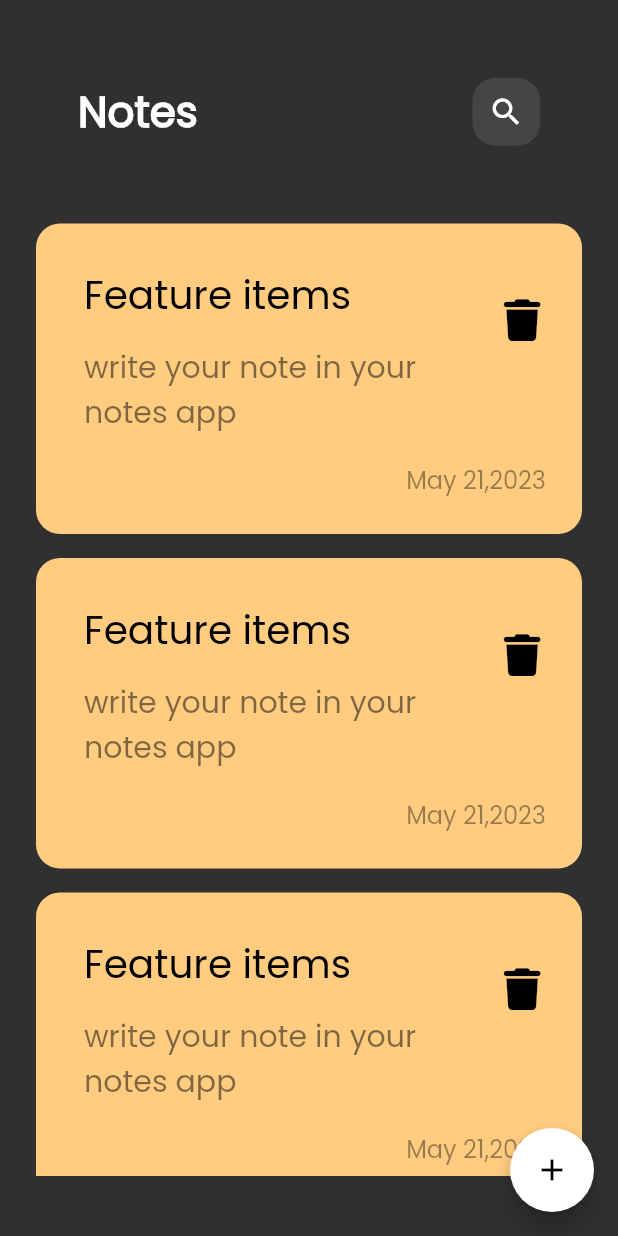
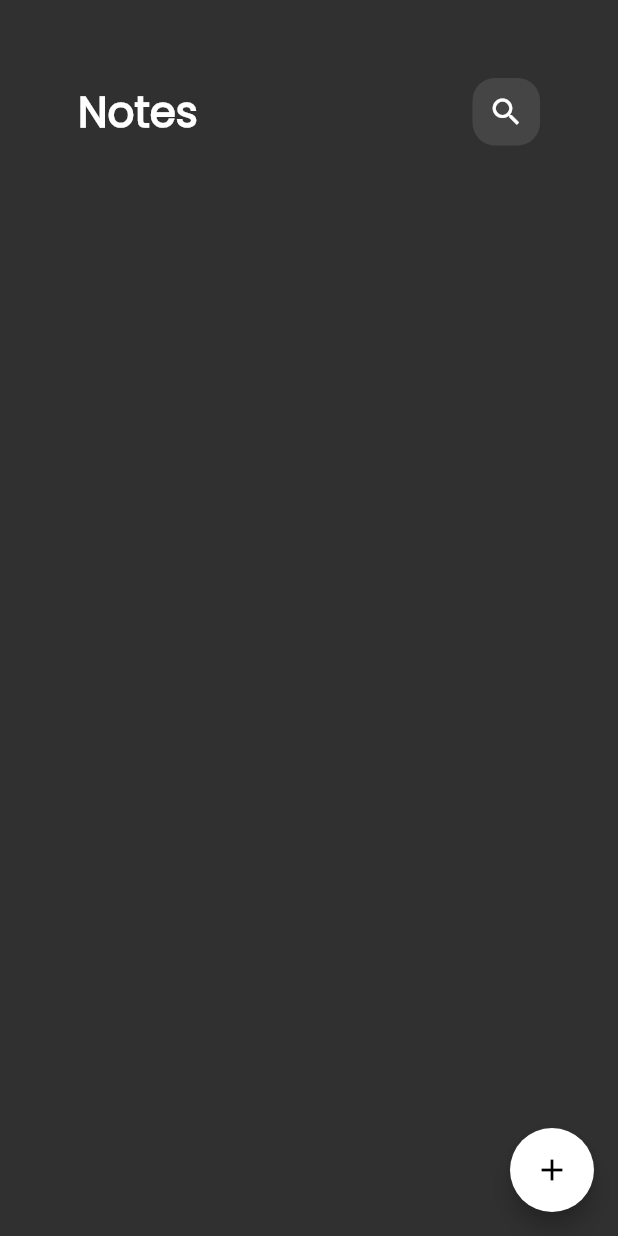
Before and after one commit to Walaahosny/notesapp, a Flutter app: the screen it shows after launch, on a phone screen of 412 x 824 dp. Run offline on Flutter 3.47's test engine with Material 2 defaults, Android fonts, the phone set to English and light mode, and no system bars; our stand-ins replace flutter_bloc, font_awesome_flutter, hive, hive_flutter, modal_progress_hud_nsn; accounts and stored records are empty.

Commit message:
27 display notes in screen

```diff
--- a/lib/cubit/read_notes_cubit/readNotesCubit.dart
+++ b/lib/cubit/read_notes_cubit/readNotesCubit.dart
@@ -7,15 +7,15 @@ import '../../constens/constes.dart';
 
 class ReadNotesCubit extends Cubit<ReadNotesStates> {
   ReadNotesCubit() : super(ReadNotesInitial());
-
+  List<NoteModel>? notes;
   ReadFeatchAllnotes() async {
-    try {
-      var notesBox = Hive.box<NoteModel>(kNotesBox);
+    //try {
+    var noteBox = Hive.box<NoteModel>(kNotesBox);
 //return data from box
-      List<NoteModel> notes = notesBox.values.toList();
-      emit(ReadNotesSuccess(notes));
-    } catch (e) {
-      emit(ReadNotesFailure(e.toString()));
-    }
+    notes = noteBox.values.toList();
+    //emit(ReadNotesSuccess(notes));
+    // } catch (e) {
+    //emit(ReadNotesFailure(e.toString()));
+    //}
   }
 }
--- a/lib/cubit/read_notes_cubit/readNotesStates.dart
+++ b/lib/cubit/read_notes_cubit/readNotesStates.dart
@@ -4,16 +4,16 @@ abstract class ReadNotesStates {}
 
 class ReadNotesInitial extends ReadNotesStates {}
 
-class ReadNotesLoading extends ReadNotesStates {}
-
-class ReadNotesSuccess extends ReadNotesStates {
-  final List<NoteModel> notes;
-
-  ReadNotesSuccess(this.notes);
-}
-
-class ReadNotesFailure extends ReadNotesStates {
-  final String errMessge;
-
-  ReadNotesFailure(this.errMessge);
-}
+// class ReadNotesLoading extends ReadNotesStates {}
+//
+// class ReadNotesSuccess extends ReadNotesStates {
+//   final List<NoteModel> notes;
+//
+//   ReadNotesSuccess(this.notes);
+// }
+//
+// class ReadNotesFailure extends ReadNotesStates {
+//   final String errMessge;
+//
+//   ReadNotesFailure(this.errMessge);
+// }
--- a/lib/views/Pages_body/body_addNote_screen.dart
+++ b/lib/views/Pages_body/body_addNote_screen.dart
@@ -5,16 +5,32 @@ import '../../cubit/read_notes_cubit/readNotesCubit.dart';
 import '../../widgets/NotesListView.dart';
 import '../../widgets/appBarForAdd-noteBody.dart';
 
-class addNotesBody extends StatelessWidget {
+class addNotesBody extends StatefulWidget {
   const addNotesBody({super.key});
 
+  @override
+  State<addNotesBody> createState() => _addNotesBodyState();
+}
+
+class _addNotesBodyState extends State<addNotesBody> {
+  @override
+  void initState() {
+    BlocProvider.of<ReadNotesCubit>(context).ReadFeatchAllnotes();
+    super.initState();
+  }
 
   @override
   Widget build(BuildContext context) {
     return const Padding(
       padding: EdgeInsets.all(24.0),
       child: Column(
-        children: [CustomAppBar(title: 'Notes', icon: Icons.search,), Expanded(child: NotesListView())],
+        children: [
+          CustomAppBar(
+            title: 'Notes',
+            icon: Icons.search,
+          ),
+          Expanded(child: NotesListView())
+        ],
       ),
     );
   }
--- a/lib/widgets/NoteItem.dart
+++ b/lib/widgets/NoteItem.dart
@@ -1,3 +1,4 @@
+import 'package:appnotess/models/notes_model.dart';
 import 'package:flutter/material.dart';
 import 'package:font_awesome_flutter/font_awesome_flutter.dart';
 
@@ -5,8 +6,8 @@ import '../views/Screens/editNotesScreen.dart';
 
 
 class NoteItem extends StatelessWidget {
-  const NoteItem({super.key});
-
+  const NoteItem({super.key, required this.note});
+final NoteModel note;
   @override
   Widget build(BuildContext context) {
     return GestureDetector(
@@ -17,18 +18,18 @@ class NoteItem extends StatelessWidget {
         padding: const EdgeInsets.only(top: 24, bottom: 24, left: 16),
         decoration: BoxDecoration(
             borderRadius: BorderRadius.circular(16),
-            color: const Color(0xffFFCC80)),
+            color:  Color(note.color)),
         child: Column(
           crossAxisAlignment: CrossAxisAlignment.end,
           children: [
             ListTile(
-              title: const Text(
-                "Feature items",
+              title:  Text(
+                "${note.title}",
                 style: TextStyle(color: Colors.black, fontSize: 26),
               ),
               subtitle: Padding(
-                padding: const EdgeInsets.only(top: 14.0, bottom: 14),
-                child: Text("write your note in your notes app",
+                padding:  EdgeInsets.only(top: 14.0, bottom: 14),
+                child: Text("${note.subtitle}",
                     style: TextStyle(
                         color: Colors.black.withOpacity(0.5), fontSize: 20)),
               ),
@@ -44,7 +45,7 @@ class NoteItem extends StatelessWidget {
             Padding(
               padding: const EdgeInsets.only(right: 24.0),
               child: Text(
-                "May 21,2023",
+                "${note.date}",
                 style:
                     TextStyle(color: Colors.black.withOpacity(0.4), fontSize: 16),
               ),
--- a/lib/widgets/NotesListView.dart
+++ b/lib/widgets/NotesListView.dart
@@ -1,4 +1,8 @@
+import 'package:appnotess/cubit/read_notes_cubit/readNotesCubit.dart';
+import 'package:appnotess/cubit/read_notes_cubit/readNotesStates.dart';
+import 'package:appnotess/models/notes_model.dart';
 import 'package:flutter/material.dart';
+import 'package:flutter_bloc/flutter_bloc.dart';
 
 import 'NoteItem.dart';
 
@@ -7,19 +11,28 @@ class NotesListView extends StatelessWidget {
 
   @override
   Widget build(BuildContext context) {
-    return Padding(
+    return BlocBuilder<ReadNotesCubit,ReadNotesStates>(
+
+      builder:(context,state) {
+        List<NoteModel>notes=BlocProvider.of<ReadNotesCubit>(context).notes ?? [];
+
+        return
+          Padding(
+
             padding: const EdgeInsets.symmetric(vertical: 16.0),
             child: ListView.builder(
               //to remove default padding of list view
               padding: EdgeInsets.zero,
+              itemCount: notes.length,
               physics: const BouncingScrollPhysics(),
               itemBuilder: (context, index) {
-          return const Padding(
+                return  Padding(
                   padding: EdgeInsets.symmetric(vertical: 8.0),
-            child: NoteItem(),
+                  child: NoteItem(note: notes[index],),
                 );
               },
             ),
           );
+      }   );
   }
 }
--- a/lib/widgets/add_note_form.dart
+++ b/lib/widgets/add_note_form.dart
@@ -1,8 +1,8 @@
 import 'package:appnotess/cubit/add_notes_cubit/add_notes_cubit.dart';
 import 'package:appnotess/cubit/add_notes_cubit/add_notes_state.dart';
-import 'package:appnotess/views/Screens/addNoteScreen.dart';
 import 'package:flutter/material.dart';
 import 'package:flutter_bloc/flutter_bloc.dart';
+import 'package:intl/intl.dart';
 
 import '../models/notes_model.dart';
 import 'CustomTextFiled.dart';
@@ -64,7 +64,7 @@ class _AddNoteFormState extends State<AddNoteForm> {
                     var notesmodel = NoteModel(
                         title: title!,
                         subtitle: subtitle!,
-                        date: DateTime.now().toString(),
+                        date: DateFormat.yMMMd().format.toString(),
                         color: Colors.amber.value);
                     BlocProvider.of<AddNotesCubit>(context).addNote(notesmodel);
                   } else {
--- a/pubspec.yaml
+++ b/pubspec.yaml
@@ -40,6 +40,8 @@ dependencies:
   hive_flutter: ^1.1.0
   flutter_bloc: ^8.1.3
   modal_progress_hud_nsn: ^0.4.0
+  intl: ^0.18.1
+
 
 
 
```
Also changed, not shown: pubspec.lock. Lines whose indentation alone changed are shown as unchanged.
